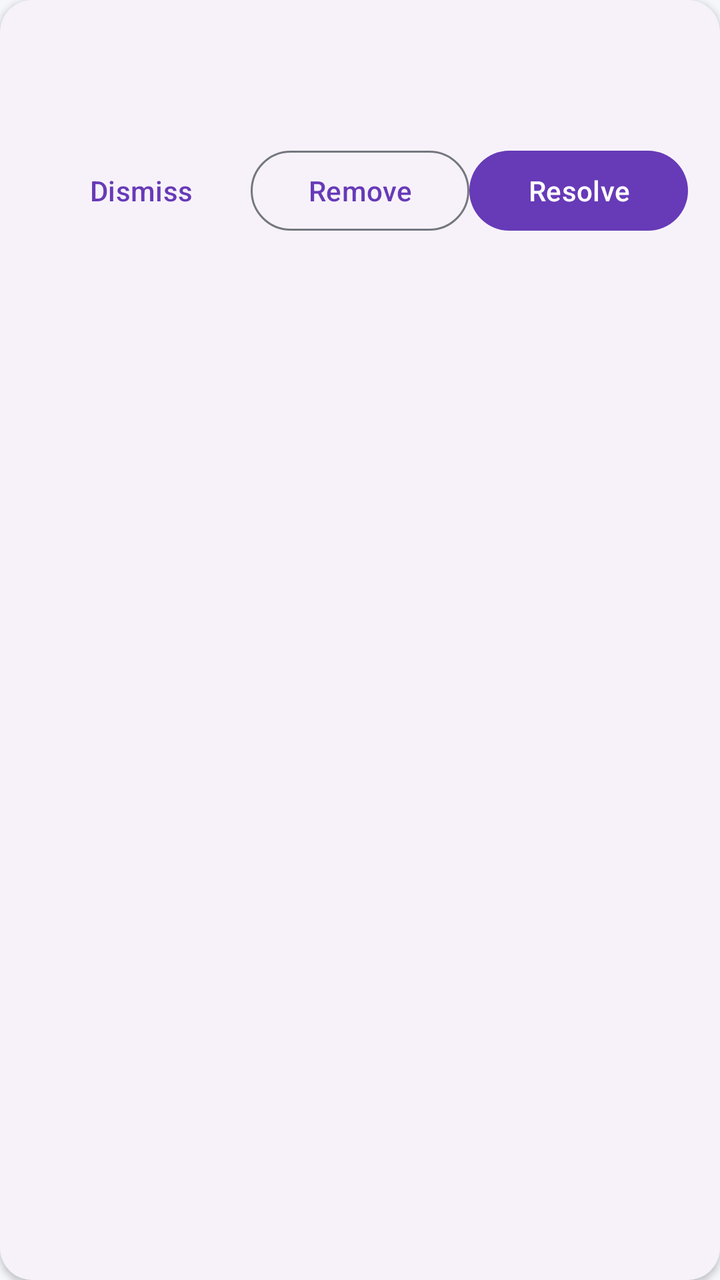
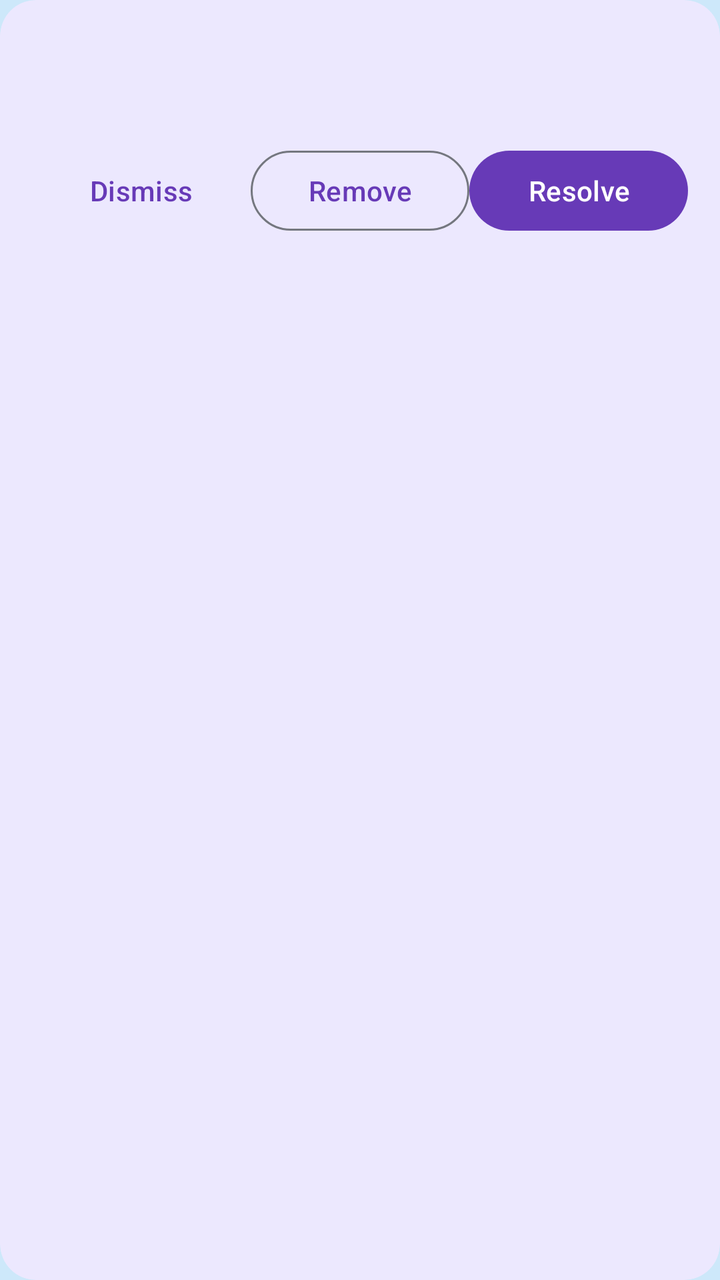

Compare the two renders of this Android layout. The source of the first and the diff that turns it into the second are given below.
<!-- AndroidManifest.xml: application theme Theme.CampusConnect -->
<!-- res/layout/item_report_row.xml -->
<?xml version="1.0" encoding="utf-8"?>
<com.google.android.material.card.MaterialCardView xmlns:android="http://schemas.android.com/apk/res/android"
    xmlns:app="http://schemas.android.com/apk/res-auto"
    android:layout_width="match_parent"
    android:layout_height="wrap_content"
    android:layout_margin="8dp"
    app:cardCornerRadius="16dp"
    app:cardElevation="2dp">
    <LinearLayout android:layout_width="match_parent" android:layout_height="wrap_content" android:orientation="vertical" android:padding="16dp">
        <TextView android:id="@+id/reportTitle" android:layout_width="match_parent" android:layout_height="wrap_content" android:textStyle="bold" android:textSize="16sp" />
        <TextView android:id="@+id/reportMeta" android:layout_width="match_parent" android:layout_height="wrap_content" android:layout_marginTop="4dp" android:textSize="13sp" />
        <LinearLayout android:layout_width="match_parent" android:layout_height="wrap_content" android:layout_marginTop="12dp" android:orientation="horizontal">
            <Button android:id="@+id/dismissButton" style="@style/Widget.Material3.Button.TextButton" android:layout_width="0dp" android:layout_height="wrap_content" android:layout_weight="1" android:minHeight="48dp" android:text="@string/dismiss" />
            <Button android:id="@+id/removeButton" style="@style/Widget.Material3.Button.OutlinedButton" android:layout_width="0dp" android:layout_height="wrap_content" android:layout_weight="1" android:minHeight="48dp" android:text="@string/remove_content" />
            <Button android:id="@+id/resolveButton" android:layout_width="0dp" android:layout_height="wrap_content" android:layout_weight="1" android:minHeight="48dp" android:text="@string/resolve" />
        </LinearLayout>
    </LinearLayout>
</com.google.android.material.card.MaterialCardView>
<!-- resources referenced by this layout -->
<resources>
  <string name="dismiss">Dismiss</string>
  <string name="remove_content">Remove</string>
  <string name="resolve">Resolve</string>
  <style name="Theme.CampusConnect" parent="Base.Theme.CampusConnect" />
  <style name="Base.Theme.CampusConnect" parent="Theme.Material3.DayNight.NoActionBar">
          
          <item name="colorPrimary">@color/primary</item>
          <item name="colorOnPrimary">@color/on_primary</item>
          <item name="colorSecondary">@color/secondary</item>
          <item name="colorOnSecondary">@color/on_secondary</item>
          <item name="colorTertiary">@color/tertiary</item>
          <item name="colorOnTertiary">@color/on_tertiary</item>
          <item name="android:windowBackground">@color/background</item>
          <item name="colorSurface">@color/surface</item>
          <item name="colorOnSurface">@color/on_surface</item>
  
          <item name="colorSurfaceVariant">@color/surface_variant</item>
          <item name="colorOnSurfaceVariant">@color/on_surface_variant</item>
          <item name="colorError">@color/error</item>
          <item name="colorOnError">@color/on_error</item>
          <item name="colorOutline">@color/outline</item>
          <item name="colorOutlineVariant">@color/outline_variant</item>
          <item name="android:statusBarColor">@color/primary</item>
  
          
          <item name="materialCardViewStyle">@style/Widget.CampusConnect.Card</item>
      </style>
  <color name="primary">#673AB7</color>
  <color name="on_primary">#FFFFFF</color>
  <color name="secondary">#009688</color>
  <color name="on_secondary">#FFFFFF</color>
  <color name="tertiary">#FFC107</color>
  <color name="on_tertiary">#000000</color>
  <color name="background">#F6F7FB</color>
  <color name="surface">#FFFFFF</color>
  <color name="on_surface">#1A1C1E</color>
  <color name="surface_variant">#E1E2EC</color>
  <color name="on_surface_variant">#44474E</color>
  <color name="error">#B3261E</color>
  <color name="on_error">#FFFFFF</color>
  <color name="outline">#74777F</color>
  <color name="outline_variant">#C4C6D0</color>
  <style name="Widget.CampusConnect.Card" parent="Widget.Material3.CardView.Elevated">
          <item name="cardCornerRadius">16dp</item>
          <item name="cardElevation">2dp</item>
          <item name="strokeWidth">0dp</item>
      </style>
</resources>

<!-- the commit's change to res/layout/item_report_row.xml (unified diff, before → after) -->
@@ -4,8 +4,8 @@
     android:layout_width="match_parent"
     android:layout_height="wrap_content"
     android:layout_margin="8dp"
-    app:cardCornerRadius="16dp"
-    app:cardElevation="2dp">
+    app:cardCornerRadius="18dp"
+    app:cardElevation="0dp">
     <LinearLayout android:layout_width="match_parent" android:layout_height="wrap_content" android:orientation="vertical" android:padding="16dp">
         <TextView android:id="@+id/reportTitle" android:layout_width="match_parent" android:layout_height="wrap_content" android:textStyle="bold" android:textSize="16sp" />
         <TextView android:id="@+id/reportMeta" android:layout_width="match_parent" android:layout_height="wrap_content" android:layout_marginTop="4dp" android:textSize="13sp" />
<!-- resource entries referenced after the edit -->
@@ -26,6 +26,7 @@
   
           
           <item name="materialCardViewStyle">@style/Widget.CampusConnect.Card</item>
+          <item name="toolbarStyle">@style/Widget.CampusConnect.Toolbar</item>
       </style>
   <color name="primary">#673AB7</color>
   <color name="on_primary">#FFFFFF</color>
@@ -33,7 +34,7 @@
   <color name="on_secondary">#FFFFFF</color>
   <color name="tertiary">#FFC107</color>
   <color name="on_tertiary">#000000</color>
-  <color name="background">#F6F7FB</color>
+  <color name="background">#CDE8FA</color>
   <color name="surface">#FFFFFF</color>
   <color name="on_surface">#1A1C1E</color>
   <color name="surface_variant">#E1E2EC</color>
@@ -43,9 +44,19 @@
   <color name="outline">#74777F</color>
   <color name="outline_variant">#C4C6D0</color>
   <style name="Widget.CampusConnect.Card" parent="Widget.Material3.CardView.Elevated">
-          <item name="cardCornerRadius">16dp</item>
-          <item name="cardElevation">2dp</item>
+          
+          <item name="cardBackgroundColor">@color/tile_bg</item>
+          <item name="cardCornerRadius">18dp</item>
+          <item name="cardElevation">0dp</item>
           <item name="strokeWidth">0dp</item>
+      </style>
+  <style name="Widget.CampusConnect.Toolbar" parent="Widget.Material3.Toolbar">
+          <item name="navigationIconTint">?attr/colorOnPrimary</item>
+          <item name="android:theme">@style/ThemeOverlay.CampusConnect.Toolbar</item>
+      </style>
+  <color name="tile_bg">#ECE8FE</color>
+  <style name="ThemeOverlay.CampusConnect.Toolbar" parent="">
+          <item name="colorControlNormal">?attr/colorOnPrimary</item>
       </style>
 </resources>
 
